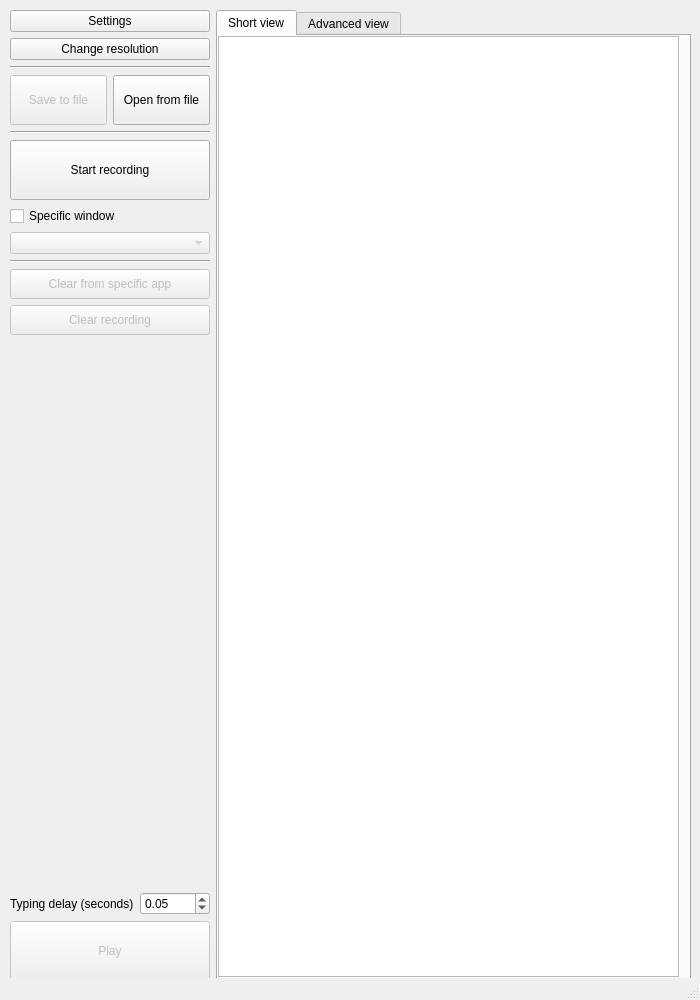
Old version of the form app_ui.ui in the repository Andrew-71/KeyRecorder.
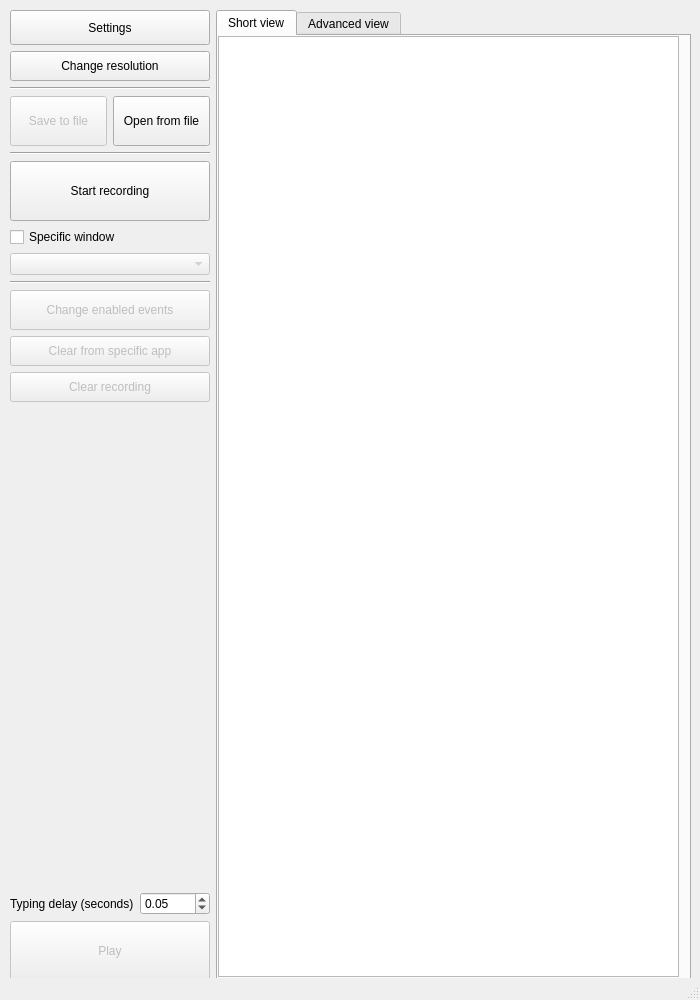
New version of the form.

Commit message: Event disabling, bugfixes and QOL.

What changed in the file:
```diff
--- a/app_ui.ui
+++ b/app_ui.ui
@@ -52,7 +52,7 @@
          <property name="minimumSize">
           <size>
            <width>200</width>
-           <height>0</height>
+           <height>35</height>
           </size>
          </property>
          <property name="text">
@@ -71,7 +71,7 @@
          <property name="minimumSize">
           <size>
            <width>200</width>
-           <height>0</height>
+           <height>30</height>
           </size>
          </property>
          <property name="text">
@@ -196,6 +196,22 @@
          </property>
         </widget>
        </item>
+       <item>
+        <widget class="QPushButton" name="change_enabled_btn">
+         <property name="enabled">
+          <bool>false</bool>
+         </property>
+         <property name="minimumSize">
+          <size>
+           <width>0</width>
+           <height>40</height>
+          </size>
+         </property>
+         <property name="text">
+          <string>Change enabled events</string>
+         </property>
+        </widget>
+       </item>
        <item>
         <widget class="QPushButton" name="clear_specific_recording_btn">
          <property name="enabled">
```
The commit also changes 14 other files.
